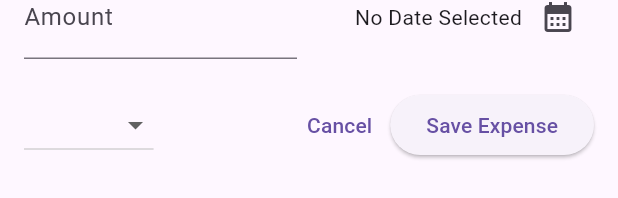
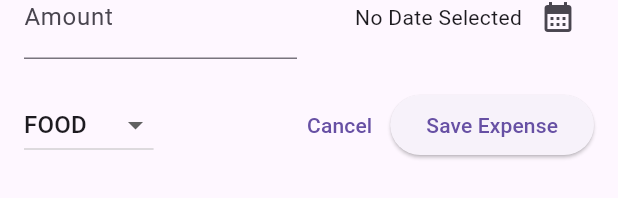
Before and after one commit to a7madDelea/Expenses, a Flutter app: the NewExpence widget shown alone on an empty page, opened directly, on a phone screen of 412 x 824 dp. Shown: the part 163-361 px from the top of the screen. Run offline on Flutter 3.47's test engine with Material 3 defaults, Android fonts, the phone set to English and light mode, and no system bars.

Commit message:
New Expanse BottomSheet Activate all inputs & buttons.

```diff
--- a/lib/widgets/new_expense.dart
+++ b/lib/widgets/new_expense.dart
@@ -1,9 +1,28 @@
 import 'package:flutter/material.dart';
+import 'package:intl/intl.dart';
 
 import '../model/expense.dart';
 
-class NewExpence extends StatelessWidget {
+class NewExpence extends StatefulWidget {
   const NewExpence({super.key});
+
+  @override
+  State<NewExpence> createState() => _NewExpenceState();
+}
+
+class _NewExpenceState extends State<NewExpence> {
+  final TextEditingController _titleController = TextEditingController();
+  final TextEditingController _amountController = TextEditingController();
+  final DateFormat _dateFormat = DateFormat.yMd();
+  Category _selectedCategory = Category.food;
+  DateTime? _selectedDate;
+
+  @override
+  void dispose() {
+    super.dispose();
+    _titleController.dispose();
+    _amountController.dispose();
+  }
 
   @override
   Widget build(BuildContext context) {
@@ -14,20 +33,22 @@ class NewExpence extends StatelessWidget {
         child: Column(
           children: [
             // Title input.
-            const TextField(
+            TextField(
+              controller: _titleController,
               maxLength: 50,
               keyboardType: TextInputType.text,
-              decoration: InputDecoration(
+              decoration: const InputDecoration(
                 label: Text('Title'),
               ),
             ),
             Row(
               children: [
                 // Amount input.
-                const Expanded(
+                Expanded(
                   child: TextField(
+                    controller: _amountController,
                     keyboardType: TextInputType.number,
-                    decoration: InputDecoration(
+                    decoration: const InputDecoration(
                         label: Text('Amount'), prefixText: '\$'),
                   ),
                 ),
@@ -38,9 +59,26 @@ class NewExpence extends StatelessWidget {
                     mainAxisAlignment: MainAxisAlignment.end,
                     crossAxisAlignment: CrossAxisAlignment.center,
                     children: [
-                      const Text('No Date Selected'),
+                      Text(
+                        _selectedDate == null
+                            ? 'No Date Selected'
+                            : _dateFormat.format(_selectedDate!),
+                      ),
                       IconButton(
-                        onPressed: () {},
+                        onPressed: () async {
+                          final DateTime now = DateTime.now();
+                          final DateTime firstDate =
+                              DateTime(now.year - 1, now.month, now.day);
+                          final DateTime? pickedDate = await showDatePicker(
+                            context: context,
+                            initialDate: now,
+                            firstDate: firstDate,
+                            lastDate: now,
+                          );
+                          setState(() {
+                            _selectedDate = pickedDate;
+                          });
+                        },
                         icon: const Icon(Icons.calendar_month),
                       ),
                     ],
@@ -52,6 +90,7 @@ class NewExpence extends StatelessWidget {
             Row(
               children: [
                 DropdownButton(
+                  value: _selectedCategory,
                   items: Category.values
                       .map(
                         (e) => DropdownMenuItem(
@@ -62,11 +101,19 @@ class NewExpence extends StatelessWidget {
                         ),
                       )
                       .toList(),
-                  onChanged: (onChanged) {},
+                  onChanged: (newCategory) {
+                    if (newCategory == null) {
+                      return;
+                    } else {
+                      setState(() {
+                        _selectedCategory = newCategory;
+                      });
+                    }
+                  },
                 ),
                 const Spacer(),
                 TextButton(
-                  onPressed: () {},
+                  onPressed: () => Navigator.pop(context),
                   child: const Text('Cancel'),
                 ),
                 ElevatedButton(
```
